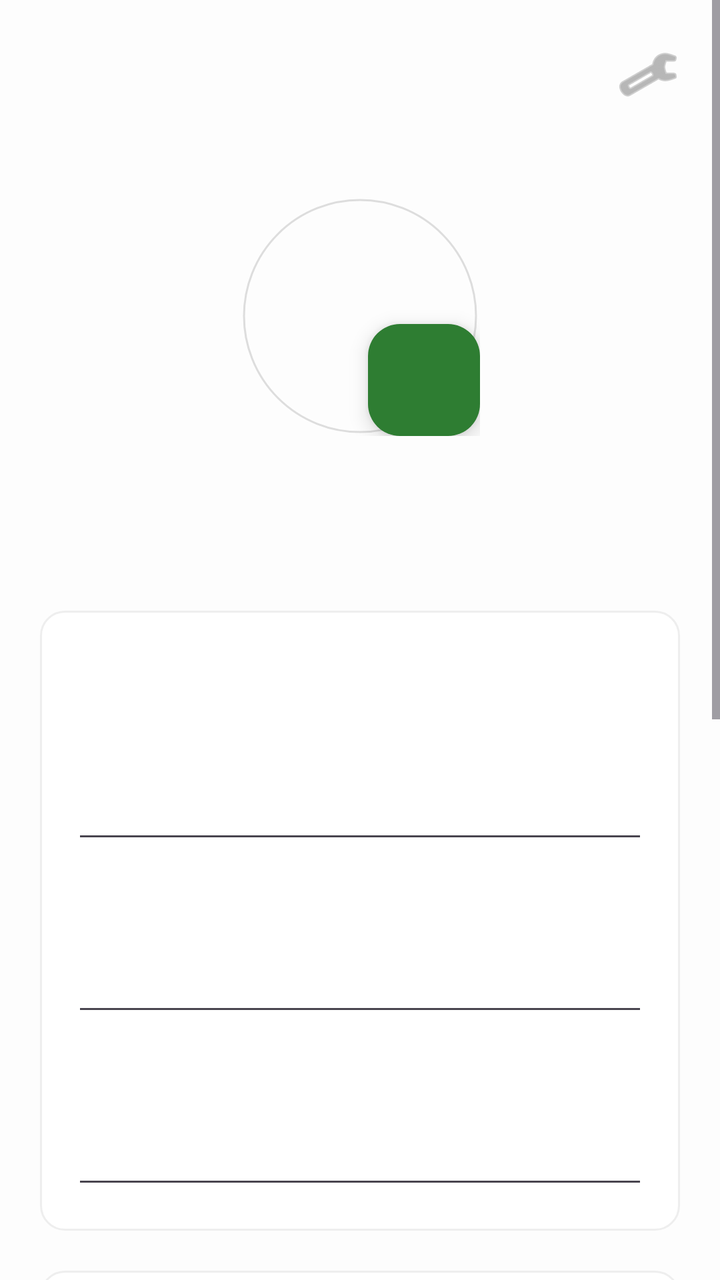
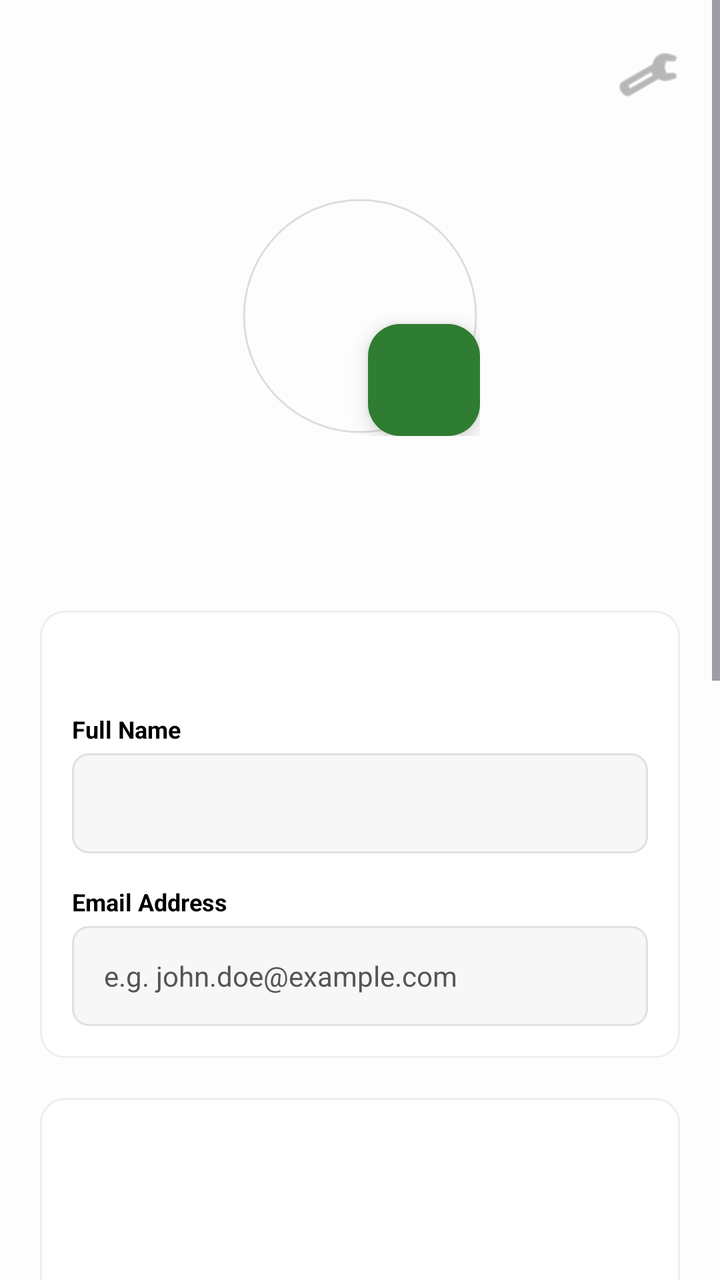

Before-and-after screenshots of an Android layout around one commit, followed by the original layout XML and the change that was made.
<!-- AndroidManifest.xml: application theme Theme.NutriNest -->
<!-- res/layout/fragment_profile.xml -->
<?xml version="1.0" encoding="utf-8"?>
<ScrollView xmlns:android="http://schemas.android.com/apk/res/android"
    xmlns:app="http://schemas.android.com/apk/res-auto"
    android:layout_width="match_parent"
    android:layout_height="match_parent"
    android:background="#FDFDFD"
    android:fillViewport="true">

    <LinearLayout
        android:layout_width="match_parent"
        android:layout_height="wrap_content"
        android:orientation="vertical"
        android:padding="20dp"
        android:gravity="center_horizontal">

        
        <RelativeLayout
            android:layout_width="match_parent"
            android:layout_height="wrap_content">
            <TextView
                android:id="@+id/tvProfileTitle"
                android:layout_width="wrap_content"
                android:layout_height="wrap_content"
                android:textColor="#2E7D32"
                android:textSize="26sp"
                android:textStyle="bold" />

            <ImageView
                android:id="@+id/ivSettings"
                android:layout_width="32dp"
                android:layout_height="32dp"
                android:layout_alignParentEnd="true"
                android:layout_centerVertical="true"
                android:src="@android:drawable/ic_menu_preferences"
                app:tint="#888888" />
        </RelativeLayout>

        <TextView
            android:id="@+id/tvProfileSubtitle"
            android:layout_width="match_parent"
            android:layout_height="wrap_content"
            android:textColor="#888888"
            android:layout_marginBottom="24dp"/>

        
        <FrameLayout
            android:layout_width="120dp"
            android:layout_height="120dp">

            <com.google.android.material.imageview.ShapeableImageView
                android:id="@+id/ivProfilePicture"
                android:layout_width="match_parent"
                android:layout_height="match_parent"
                android:padding="2dp"
                android:scaleType="centerCrop"
                app:shapeAppearanceOverlay="@style/CircleImage"
                app:strokeColor="#DDDDDD"
                app:strokeWidth="1dp" />

            <com.google.android.material.floatingactionbutton.FloatingActionButton
                android:id="@+id/fabCamera"
                android:layout_width="wrap_content"
                android:layout_height="wrap_content"
                android:layout_gravity="bottom|end"
                app:fabSize="mini"
                app:backgroundTint="#2E7D32"
                app:tint="@color/white" />
        </FrameLayout>

        <TextView
            android:id="@+id/tvUserName"
            android:layout_width="wrap_content"
            android:layout_height="wrap_content"
            android:layout_marginTop="12dp"
            android:textSize="18sp"
            android:textStyle="bold" />

        <TextView
            android:id="@+id/tvUserEmail"
            android:layout_width="wrap_content"
            android:layout_height="wrap_content"
            android:textColor="#888888" />

        
        <LinearLayout
            android:layout_width="match_parent"
            android:layout_height="wrap_content"
            android:layout_marginTop="32dp"
            android:background="@drawable/bg_card"
            android:orientation="vertical"
            android:padding="16dp">

            <TextView android:id="@+id/tvPersonalInfo" android:textStyle="bold" android:layout_width="wrap_content" android:layout_height="wrap_content"/>

            <TextView android:id="@+id/tvFirstNameLabel" style="@style/LabelStyle"/>
            <EditText android:id="@+id/etFirstName" style="@style/InputStyle"/>

            <TextView android:id="@+id/tvLastNameLabel" style="@style/LabelStyle"/>
            <EditText android:id="@+id/etLastName" style="@style/InputStyle"/>

            <TextView android:id="@+id/tvEmailLabel" style="@style/LabelStyle"/>
            <EditText android:id="@+id/etEmail" style="@style/InputStyle" android:inputType="textEmailAddress"/>
        </LinearLayout>

        
        <LinearLayout
            android:layout_width="match_parent"
            android:layout_height="wrap_content"
            android:layout_marginTop="20dp"
            android:background="@drawable/bg_card"
            android:orientation="vertical"
            android:padding="16dp">

            <TextView android:id="@+id/tvDietaryRestrictionsTitle" android:textStyle="bold" android:layout_width="wrap_content" android:layout_height="wrap_content"/>

            
            <ListView
                android:id="@+id/lvRestrictions"
                android:layout_width="match_parent"
                android:layout_height="250dp"
                android:layout_marginTop="8dp"
                android:divider="@android:color/transparent"
                android:dividerHeight="4dp" />

            <Button
                android:id="@+id/btnAddCustom"
                style="@style/Widget.MaterialComponents.Button.TextButton"
                android:layout_width="wrap_content"
                android:layout_height="wrap_content"
                android:textColor="#2E7D32" />
        </LinearLayout>

        
        <LinearLayout
            android:layout_width="match_parent"
            android:layout_height="wrap_content"
            android:layout_marginTop="32dp"
            android:layout_marginBottom="40dp"
            android:orientation="horizontal">

            <Button
                android:id="@+id/btnCancel"
                style="@style/Widget.MaterialComponents.Button.OutlinedButton"
                android:layout_width="0dp"
                android:layout_height="55dp"
                android:layout_weight="1"
                android:layout_marginEnd="8dp"
                android:textColor="#2E7D32" />

            <Button
                android:id="@+id/btnSaveChanges"
                android:layout_width="0dp"
                android:layout_height="55dp"
                android:layout_weight="1"
                android:layout_marginStart="8dp"
                android:backgroundTint="#2E7D32"
                android:textColor="@color/white" />
        </LinearLayout>

    </LinearLayout>
</ScrollView>
<!-- resources referenced by this layout -->
<resources>
  <color name="white">#FFFFFFFF</color>
  <!-- drawable bg_card (drawable) -->
  <shape xmlns:android="http://schemas.android.com/apk/res/android">
      <solid android:color="#FFFFFF" />
      <corners android:radius="12dp" />
      <stroke android:width="1dp" android:color="#EEEEEE" />
  </shape>
  <style name="CircleImage">
          <item name="cornerSize">50%</item>
      </style>
  <style name="InputStyle">
          <item name="android:layout_width">match_parent</item>
          <item name="android:layout_height">50dp</item>
          <item name="android:layout_marginTop">4dp</item>
          <item name="android:paddingLeft">16dp</item>
          <item name="android:paddingRight">16dp</item>
          <item name="android:textSize">14sp</item>
      </style>
  <style name="LabelStyle">
          <item name="android:layout_width">match_parent</item>
          <item name="android:layout_height">wrap_content</item>
          <item name="android:layout_marginTop">16dp</item>
          <item name="android:textSize">12sp</item>
          <item name="android:textStyle">bold</item>
          <item name="android:textColor">#000000</item>
      </style>
  <style name="Theme.NutriNest" parent="Base.Theme.NutriNest" />
  <style name="Base.Theme.NutriNest" parent="Theme.Material3.DayNight.NoActionBar">
          
          
      </style>
</resources>

<!-- the commit's change to res/layout/fragment_profile.xml (unified diff, before → after) -->
@@ -4,7 +4,9 @@
     android:layout_width="match_parent"
     android:layout_height="match_parent"
     android:background="#FDFDFD"
-    android:fillViewport="true">
+    android:fillViewport="true"
+    android:clipToPadding="false"
+    android:paddingBottom="80dp">
 
     <LinearLayout
         android:layout_width="match_parent"
@@ -73,13 +75,15 @@
             android:layout_height="wrap_content"
             android:layout_marginTop="12dp"
             android:textSize="18sp"
-            android:textStyle="bold" />
+            android:textStyle="bold"
+            android:gravity="center" />
 
         <TextView
             android:id="@+id/tvUserEmail"
             android:layout_width="wrap_content"
             android:layout_height="wrap_content"
-            android:textColor="#888888" />
+            android:textColor="#888888"
+            android:gravity="center" />
 
         
         <LinearLayout
@@ -92,14 +96,11 @@
 
             <TextView android:id="@+id/tvPersonalInfo" android:textStyle="bold" android:layout_width="wrap_content" android:layout_height="wrap_content"/>
 
-            <TextView android:id="@+id/tvFirstNameLabel" style="@style/LabelStyle"/>
-            <EditText android:id="@+id/etFirstName" style="@style/InputStyle"/>
+            <TextView android:id="@+id/tvFullNameLabel" style="@style/LabelStyle" android:text="Full Name"/>
+            <EditText android:id="@+id/etFullName" style="@style/InputStyle" />
 
-            <TextView android:id="@+id/tvLastNameLabel" style="@style/LabelStyle"/>
-            <EditText android:id="@+id/etLastName" style="@style/InputStyle"/>
-
-            <TextView android:id="@+id/tvEmailLabel" style="@style/LabelStyle"/>
-            <EditText android:id="@+id/etEmail" style="@style/InputStyle" android:inputType="textEmailAddress"/>
+            <TextView android:id="@+id/tvEmailLabel" style="@style/LabelStyle" android:text="Email Address"/>
+            <EditText android:id="@+id/etEmail" style="@style/InputStyle" android:inputType="textEmailAddress" android:hint="e.g. john.doe@example.com"/>
         </LinearLayout>
 
         
<!-- resource entries referenced after the edit -->
@@ -17,6 +17,9 @@
           <item name="android:paddingLeft">16dp</item>
           <item name="android:paddingRight">16dp</item>
           <item name="android:textSize">14sp</item>
+          <item name="android:background">@drawable/bg_input_field</item>
+          <item name="android:textColor">#000000</item>
+          <item name="android:textColorHint">#555555</item>
       </style>
   <style name="LabelStyle">
           <item name="android:layout_width">match_parent</item>
@@ -27,6 +30,12 @@
           <item name="android:textColor">#000000</item>
       </style>
   <style name="Theme.NutriNest" parent="Base.Theme.NutriNest" />
+  <!-- drawable bg_input_field (drawable) -->
+  <shape xmlns:android="http://schemas.android.com/apk/res/android">
+      <solid android:color="#F7F7F7" />
+      <corners android:radius="8dp" />
+      <stroke android:width="1dp" android:color="#E0E0E0" />
+  </shape>
   <style name="Base.Theme.NutriNest" parent="Theme.Material3.DayNight.NoActionBar">
           
           
